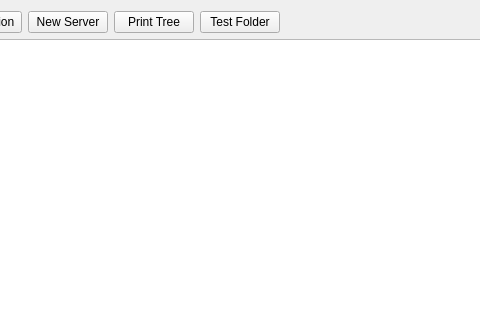
Old version of the form ravecluster/rave/clusterman/clustermanagerdlg.ui in the repository pgathogo/raven; both pictures show x 155 to 635 and y 0 to 320 of the 1047 by 637 pixel window.
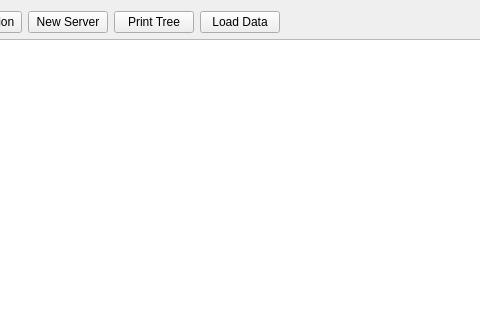
New version of the form.

The edit to the form file:
```diff
--- a/ravecluster/rave/clusterman/clustermanagerdlg.ui
+++ b/ravecluster/rave/clusterman/clustermanagerdlg.ui
@@ -53,7 +53,7 @@
      <item>
       <widget class="QPushButton" name="btnTest">
        <property name="text">
-        <string>Test Folder</string>
+        <string>Load Data</string>
        </property>
       </widget>
      </item>
```
